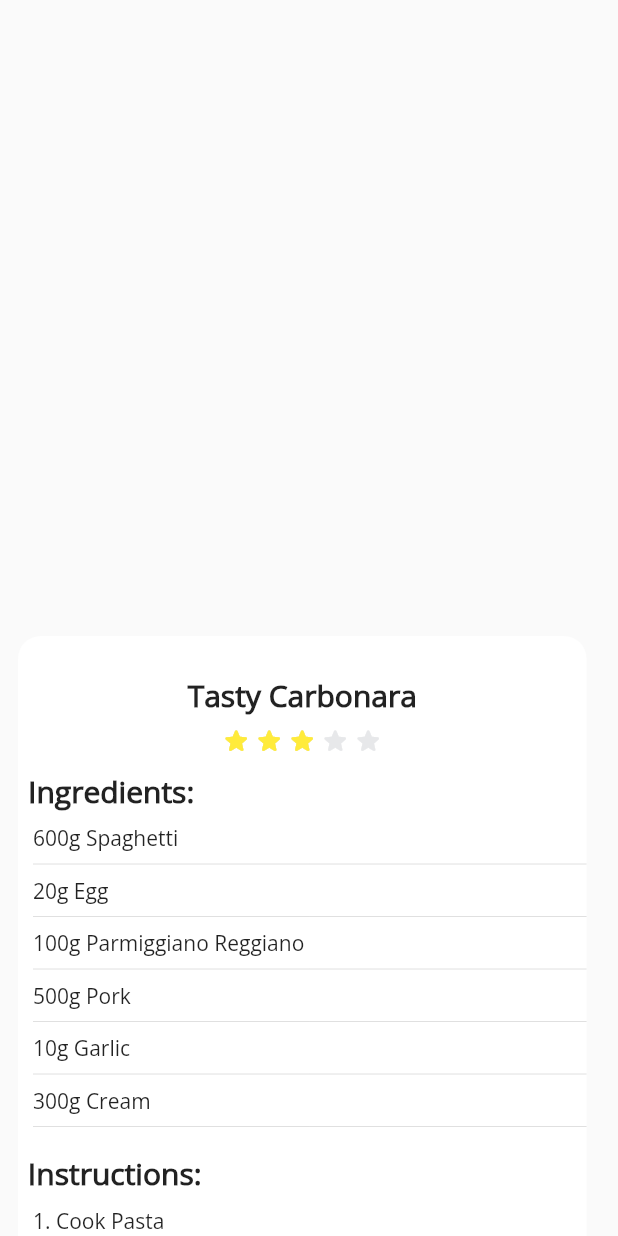
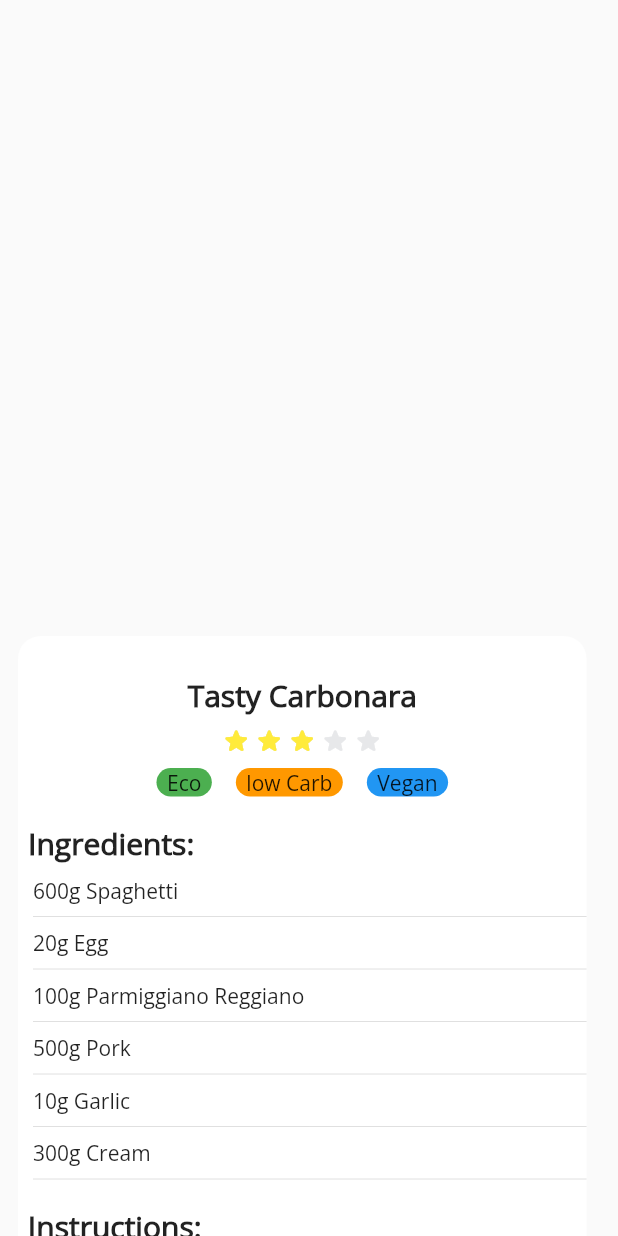
Before and after one commit to Joakim-Johansson/Munchtime, a Flutter app: the RecipeInformation widget shown alone on an empty page, opened directly, on a phone screen of 412 x 824 dp. Run offline on Flutter 3.47's test engine with Material 2 defaults, Android fonts, the phone set to English and light mode, and no system bars; drawn by our look-alikes of flutter_rating_stars.

Commit message:
Fixed tags

```diff
--- a/lib/widgets/RecipeInformation.dart
+++ b/lib/widgets/RecipeInformation.dart
@@ -1,5 +1,7 @@
 import 'package:flutter/material.dart';
 import 'package:flutter_rating_stars/flutter_rating_stars.dart';
+
+import 'Tag.dart';
 
 class RecipeInformation extends StatelessWidget {
   final tempIngredients = [
@@ -16,6 +18,12 @@ class RecipeInformation extends StatelessWidget {
     "Fry pork",
     "Whisk Eggs",
     "Put Cheese on top"
+  ];
+
+  List tempTags = [
+    Tag("Eco", Colors.green),
+    Tag("low Carb", Colors.orange),
+    Tag("Vegan", Colors.blue)
   ];
 
   List<Widget> dummylist =
@@ -44,6 +52,14 @@ class RecipeInformation extends StatelessWidget {
                 value: 3,
                 valueLabelVisibility: false,
               ),
+              Row(
+                  mainAxisAlignment: MainAxisAlignment.center,
+                  children: tempTags
+                      .map((e) => Padding(
+                            padding: const EdgeInsets.all(8.0),
+                            child: e,
+                          ))
+                      .toList()),
               Align(
                 alignment: Alignment(-0.95, 0),
                 child: const Text(
--- /dev/null
+++ b/lib/widgets/Tag.dart
@@ -0,0 +1,22 @@
+import 'package:flutter/material.dart';
+
+class Tag extends StatelessWidget {
+  String tagName;
+  Color color;
+  Tag(this.tagName, this.color);
+
+  @override
+  Widget build(BuildContext context) {
+    return UnconstrainedBox(
+      child: Container(
+          child: Padding(
+            padding: const EdgeInsets.only(left: 7, right: 7),
+            child: Text(tagName),
+          ),
+          decoration: BoxDecoration(
+            color: color,
+            borderRadius: BorderRadius.circular(15),
+          )),
+    );
+  }
+}
```
